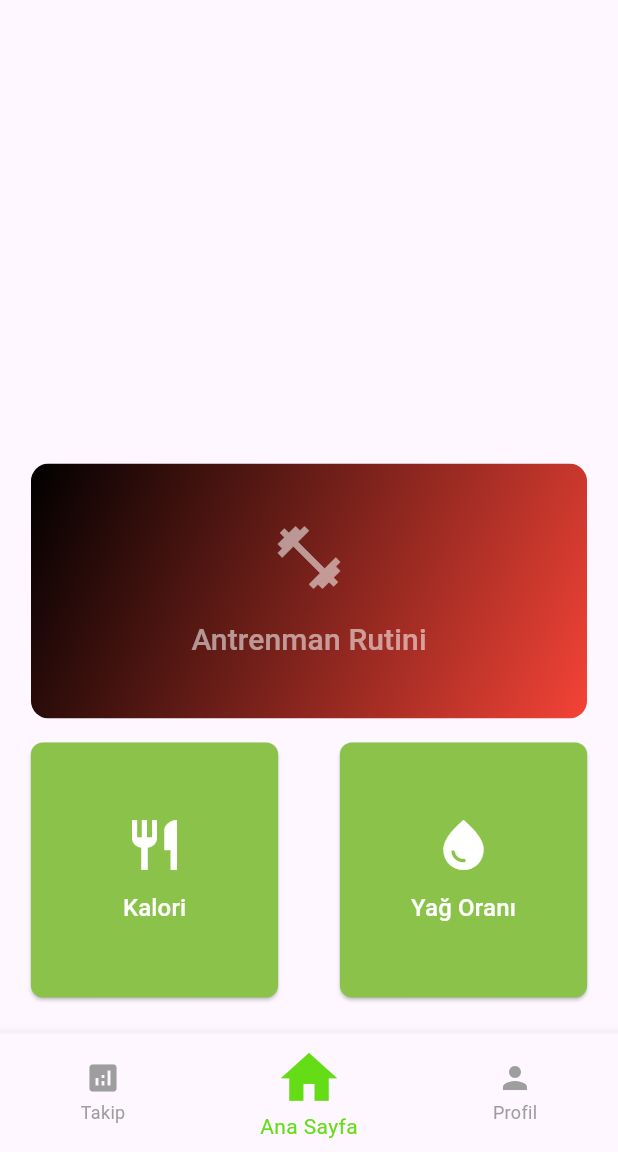
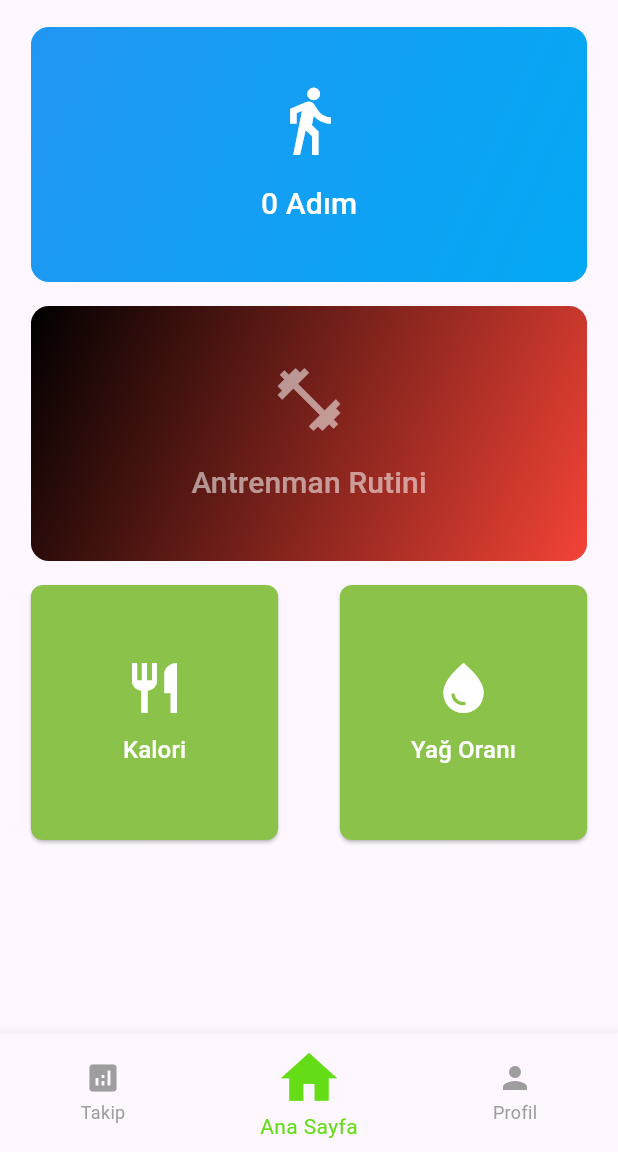
Before and after one commit to cukuryunusemre/fitpil, a Flutter app: the screen it shows after launch, on a phone screen of 412 x 824 dp, the part 84-1236 px from its top. Run offline on Flutter 3.47's test engine with Material 3 defaults, Android fonts, the phone set to English and light mode, and no system bars; our stand-ins replace image_picker, pedometer.

Commit message:
adım sayar

```diff
--- a/lib/home.dart
+++ b/lib/home.dart
@@ -1,6 +1,7 @@
 import 'package:fitpil/calorie_dart.dart';
 import 'package:fitpil/fat_rate.dart';
 import 'package:flutter/material.dart';
+import 'package:pedometer/pedometer.dart'; // Adım sayar paketi
 
 class HomePage extends StatefulWidget {
   @override
@@ -8,13 +9,41 @@ class HomePage extends StatefulWidget {
 }
 
 class _HomePageState extends State<HomePage> {
+  late Stream<StepCount> _stepCountStream;
+  int _steps = 0; // Adım sayacı
+
+  @override
+  void initState() {
+    super.initState();
+    _initPedometer();
+  }
+
+  void _initPedometer() {
+    _stepCountStream = Pedometer.stepCountStream;
+    _stepCountStream.listen(_onStepCount).onError(_onStepCountError);
+  }
+
+  void _onStepCount(StepCount event) {
+    setState(() {
+      _steps = event.steps;
+    });
+  }
+
+  void _onStepCountError(error) {
+    print("Adım sayar hatası: $error");
+  }
+
   @override
   Widget build(BuildContext context) {
     return Padding(
       padding: EdgeInsets.all(8.0),
+      child: SingleChildScrollView( // Taşmayı önlemek için kaydırılabilir yapı
         child: Column(
           mainAxisAlignment: MainAxisAlignment.end,
           children: [
+            SizedBox(height: 10.0),
+
+            // Adım Sayar Butonu
             SizedBox(
               width: MediaQuery.of(context).size.width * 0.9,
               height: 170.0,
@@ -25,7 +54,51 @@ class _HomePageState extends State<HomePage> {
                   shadowColor: Colors.transparent,
                 ),
                 onPressed: () {
-                // Antrenman Rutini sayfasını açabilirsiniz.
+                  // Adım sayar butonuna tıklama işlemi
+                },
+                child: Ink(
+                  decoration: BoxDecoration(
+                    gradient: LinearGradient(
+                      colors: [Colors.blue, Colors.lightBlue],
+                      begin: Alignment.topLeft,
+                      end: Alignment.bottomRight,
+                    ),
+                    borderRadius: BorderRadius.circular(12),
+                  ),
+                  child: Container(
+                    alignment: Alignment.center,
+                    child: Column(
+                      mainAxisAlignment: MainAxisAlignment.center,
+                      children: [
+                        Icon(
+                          Icons.directions_walk,
+                          color: Colors.white,
+                          size: 50.0,
+                        ),
+                        SizedBox(height: 16.0),
+                        Text(
+                          "$_steps Adım",
+                          style: TextStyle(color: Colors.white, fontSize: 20.0),
+                        ),
+                      ],
+                    ),
+                  ),
+                ),
+              ),
+            ),
+            SizedBox(height: 16.0),
+            // Antrenman Rutini Butonu
+            SizedBox(
+              width: MediaQuery.of(context).size.width * 0.9,
+              height: 170.0,
+              child: ElevatedButton(
+                style: ElevatedButton.styleFrom(
+                  padding: EdgeInsets.zero,
+                  backgroundColor: Colors.transparent,
+                  shadowColor: Colors.transparent,
+                ),
+                onPressed: () {
+
                 },
                 child: Ink(
                   decoration: BoxDecoration(
@@ -127,6 +200,7 @@ class _HomePageState extends State<HomePage> {
             SizedBox(height: 16.0),
           ],
         ),
+      ),
     );
   }
 }
--- a/pubspec.yaml
+++ b/pubspec.yaml
@@ -16,6 +16,7 @@ dependencies:
   sqflite: ^2.2.0
   path: ^1.8.3
   path_provider: ^2.0.11
+  pedometer: ^4.0.2
 
   cupertino_icons: ^1.0.8
   image_picker: ^1.1.2
```
Also changed, not shown: lib/profil.dart (+9 -0 lines), pubspec.lock, 2 other files. Lines whose indentation alone changed are shown as unchanged.
